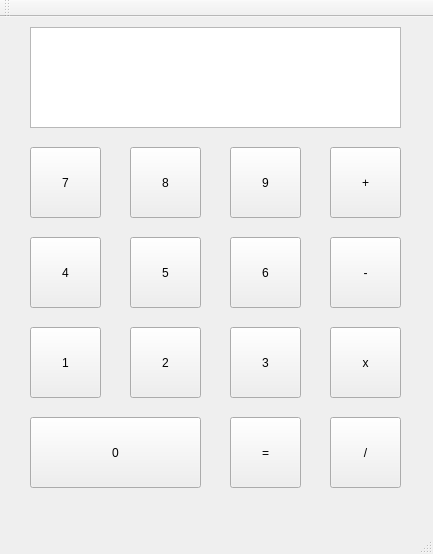
manuel-fidalgo/Arquitectura-Computadores, file Practica-4/mainwindow.ui: the form before one commit.
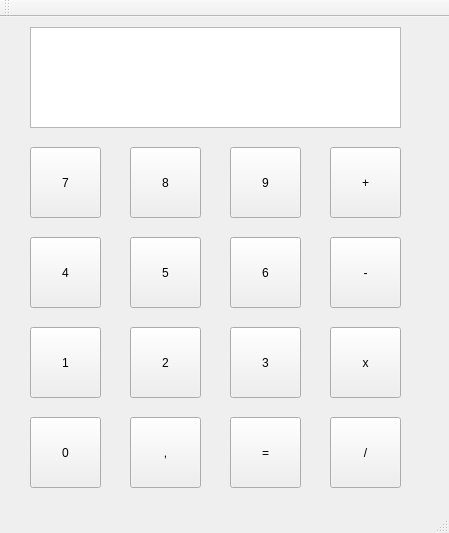
The form after the commit.

Diff of the .ui file:
```diff
--- a/Practica-4/mainwindow.ui
+++ b/Practica-4/mainwindow.ui
@@ -6,8 +6,8 @@
    <rect>
     <x>0</x>
     <y>0</y>
-    <width>433</width>
-    <height>554</height>
+    <width>449</width>
+    <height>533</height>
    </rect>
   </property>
   <property name="windowTitle">
@@ -19,7 +19,7 @@
      <rect>
       <x>30</x>
       <y>400</y>
-      <width>171</width>
+      <width>71</width>
       <height>71</height>
      </rect>
     </property>
@@ -219,6 +219,19 @@
      </rect>
     </property>
    </widget>
+   <widget class="QPushButton" name="pushButton_coma">
+    <property name="geometry">
+     <rect>
+      <x>130</x>
+      <y>400</y>
+      <width>71</width>
+      <height>71</height>
+     </rect>
+    </property>
+    <property name="text">
+     <string>,</string>
+    </property>
+   </widget>
   </widget>
   <widget class="QMenuBar" name="menuBar">
    <property name="geometry">
```
Left out of the diff: 4 changed lines with no effect on the pictures.
